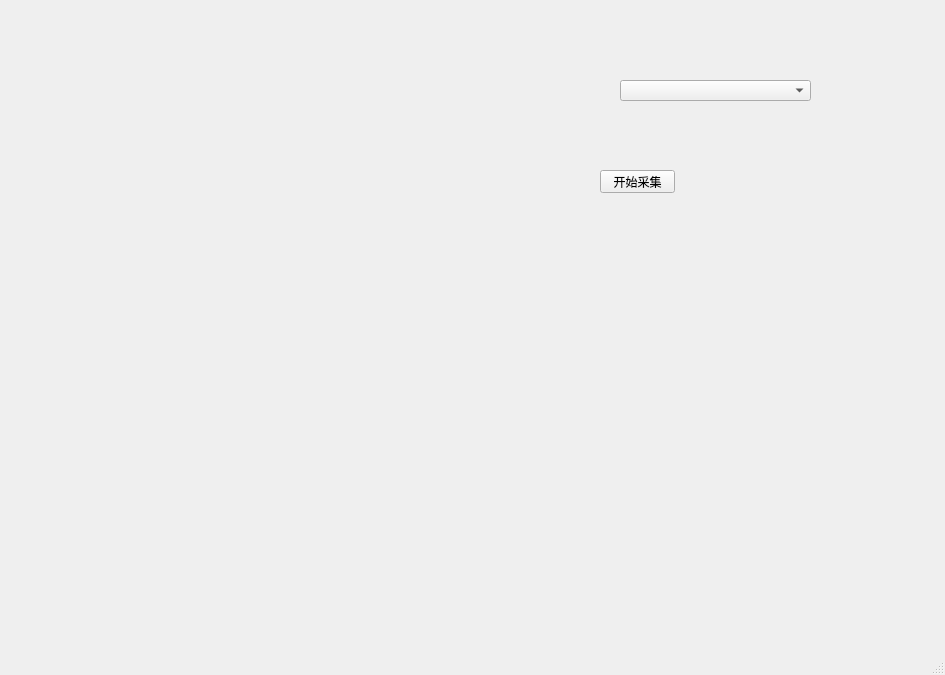
Qininining/BaslerCamera, file mainwindow.ui: the form before one commit.
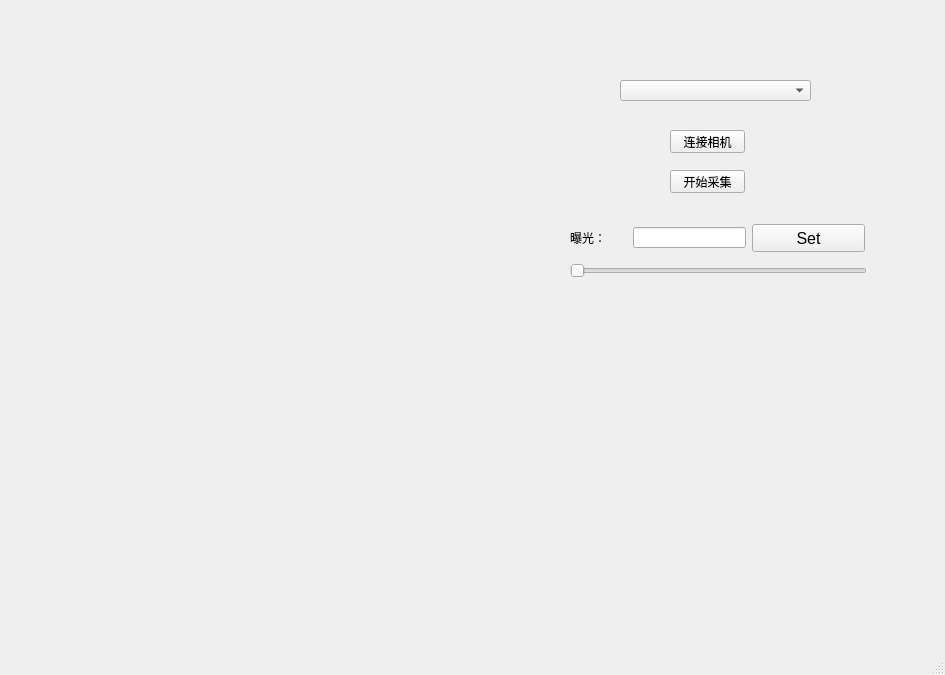
The form after the commit.

Commit message: 相机驱动，增加opencv，增机视觉伺服库，但没使用

Patch:
```diff
--- a/mainwindow.ui
+++ b/mainwindow.ui
@@ -40,7 +40,7 @@
    <widget class="QPushButton" name="pushButton_Start">
     <property name="geometry">
      <rect>
-      <x>600</x>
+      <x>670</x>
       <y>170</y>
       <width>75</width>
       <height>23</height>
@@ -63,6 +63,76 @@
      </rect>
     </property>
    </widget>
+   <widget class="QPushButton" name="pushButton_Connect">
+    <property name="geometry">
+     <rect>
+      <x>670</x>
+      <y>130</y>
+      <width>75</width>
+      <height>23</height>
+     </rect>
+    </property>
+    <property name="text">
+     <string>连接相机</string>
+    </property>
+    <property name="checkable">
+     <bool>true</bool>
+    </property>
+   </widget>
+   <widget class="QPushButton" name="expose">
+    <property name="geometry">
+     <rect>
+      <x>752</x>
+      <y>224</y>
+      <width>113</width>
+      <height>28</height>
+     </rect>
+    </property>
+    <property name="font">
+     <font>
+      <pointsize>12</pointsize>
+     </font>
+    </property>
+    <property name="text">
+     <string>Set</string>
+    </property>
+   </widget>
+   <widget class="QLabel" name="label_6">
+    <property name="geometry">
+     <rect>
+      <x>570</x>
+      <y>224</y>
+      <width>57</width>
+      <height>28</height>
+     </rect>
+    </property>
+    <property name="text">
+     <string>曝光：</string>
+    </property>
+   </widget>
+   <widget class="QLineEdit" name="lineEdit_expose">
+    <property name="geometry">
+     <rect>
+      <x>633</x>
+      <y>227</y>
+      <width>113</width>
+      <height>21</height>
+     </rect>
+    </property>
+   </widget>
+   <widget class="QSlider" name="horizontalSliderExpose">
+    <property name="geometry">
+     <rect>
+      <x>570</x>
+      <y>260</y>
+      <width>297</width>
+      <height>22</height>
+     </rect>
+    </property>
+    <property name="orientation">
+     <enum>Qt::Horizontal</enum>
+    </property>
+   </widget>
   </widget>
   <widget class="QMenuBar" name="menubar">
    <property name="geometry">
```
The commit also changes 400 other files.
